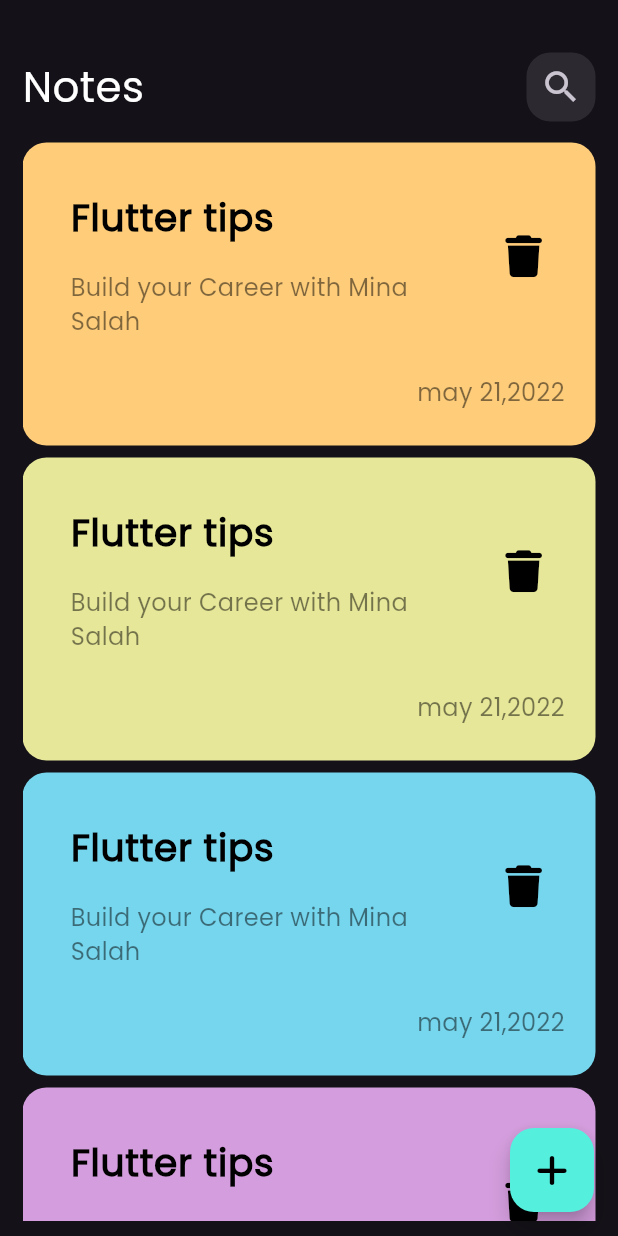
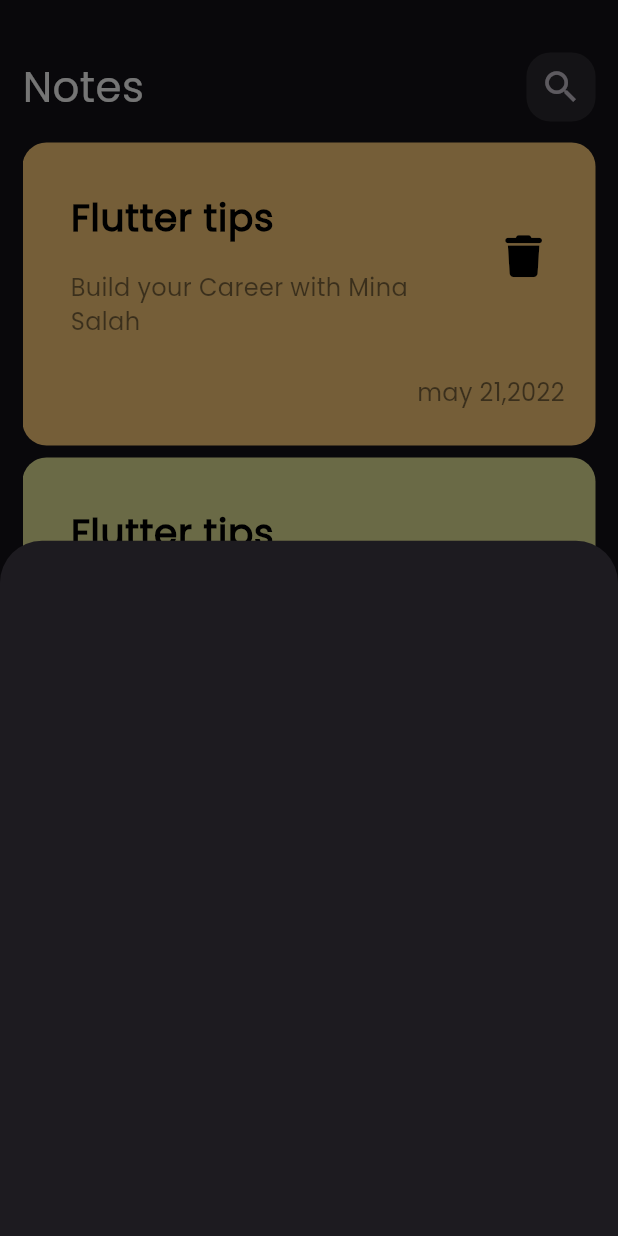
Before and after one commit to minasalah555/notes_app, a Flutter app: the screen it shows after launch, after a tap on an icon or button, on a phone screen of 412 x 824 dp. Run offline on Flutter 3.47's test engine with Material 3 defaults, Android fonts, the phone set to English and light mode, and no system bars; our stand-ins replace font_awesome_flutter.

Commit message:
add botton message sheet

```diff
--- a/lib/views/notes_view.dart
+++ b/lib/views/notes_view.dart
@@ -1,5 +1,6 @@
 import 'package:flutter/material.dart';
 import 'package:font_awesome_flutter/font_awesome_flutter.dart';
+import 'package:notes_app/views/widgets/add_botton_message.dart';
 import 'package:notes_app/views/widgets/notes_view_body.dart';
 
 class NotesView extends StatelessWidget {
@@ -12,7 +13,14 @@ class NotesView extends StatelessWidget {
         backgroundColor: Color(0xff55EFDE),
         mouseCursor: MouseCursor.defer,
         splashColor: Colors.red,
-        onPressed: () {},
+        onPressed: () {
+          showModalBottomSheet(
+            context: context,
+            builder: (context) {
+              return CustomShowBottonSheet();
+            },
+          );
+        },
         child: Icon(FontAwesomeIcons.plus, color: Colors.black),
       ),
       body: const NotesViewBody(),
--- /dev/null
+++ b/lib/views/widgets/add_botton_message.dart
@@ -0,0 +1,10 @@
+import 'package:flutter/material.dart';
+
+class CustomShowBottonSheet extends StatelessWidget {
+  const CustomShowBottonSheet({super.key});
+
+  @override
+  Widget build(BuildContext context) {
+    return Container();
+  }
+}
```
